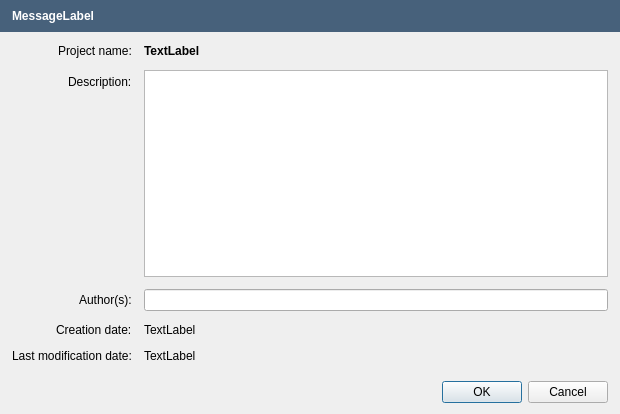
Above: src/apps/openfluid-builder/base/EditProjectPropertiesDialog.ui from jylfc0307/OpenFluidPlus before the change. Below: the same form after it.
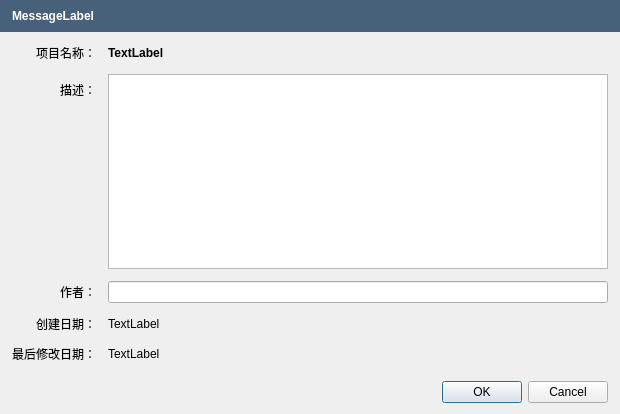
That is the form after the change.

What changed in the file:
```diff
--- a/src/apps/openfluid-builder/base/EditProjectPropertiesDialog.ui
+++ b/src/apps/openfluid-builder/base/EditProjectPropertiesDialog.ui
@@ -110,7 +110,7 @@
      <item row="0" column="0">
       <widget class="QLabel" name="label">
        <property name="text">
-        <string>Project name:</string>
+        <string>项目名称：</string>
        </property>
       </widget>
      </item>
@@ -130,7 +130,7 @@
      <item row="1" column="0">
       <widget class="QLabel" name="label_3">
        <property name="text">
-        <string>Description:</string>
+        <string>描述：</string>
        </property>
       </widget>
      </item>
@@ -144,14 +144,14 @@
      <item row="2" column="0">
       <widget class="QLabel" name="label_4">
        <property name="text">
-        <string>Author(s):</string>
+        <string>作者：</string>
        </property>
       </widget>
      </item>
      <item row="3" column="0">
       <widget class="QLabel" name="label_5">
        <property name="text">
-        <string>Creation date:</string>
+        <string>创建日期：</string>
        </property>
       </widget>
      </item>
@@ -165,7 +165,7 @@
      <item row="4" column="0">
       <widget class="QLabel" name="label_6">
        <property name="text">
-        <string>Last modification date:</string>
+        <string>最后修改日期：</string>
        </property>
       </widget>
      </item>
```
